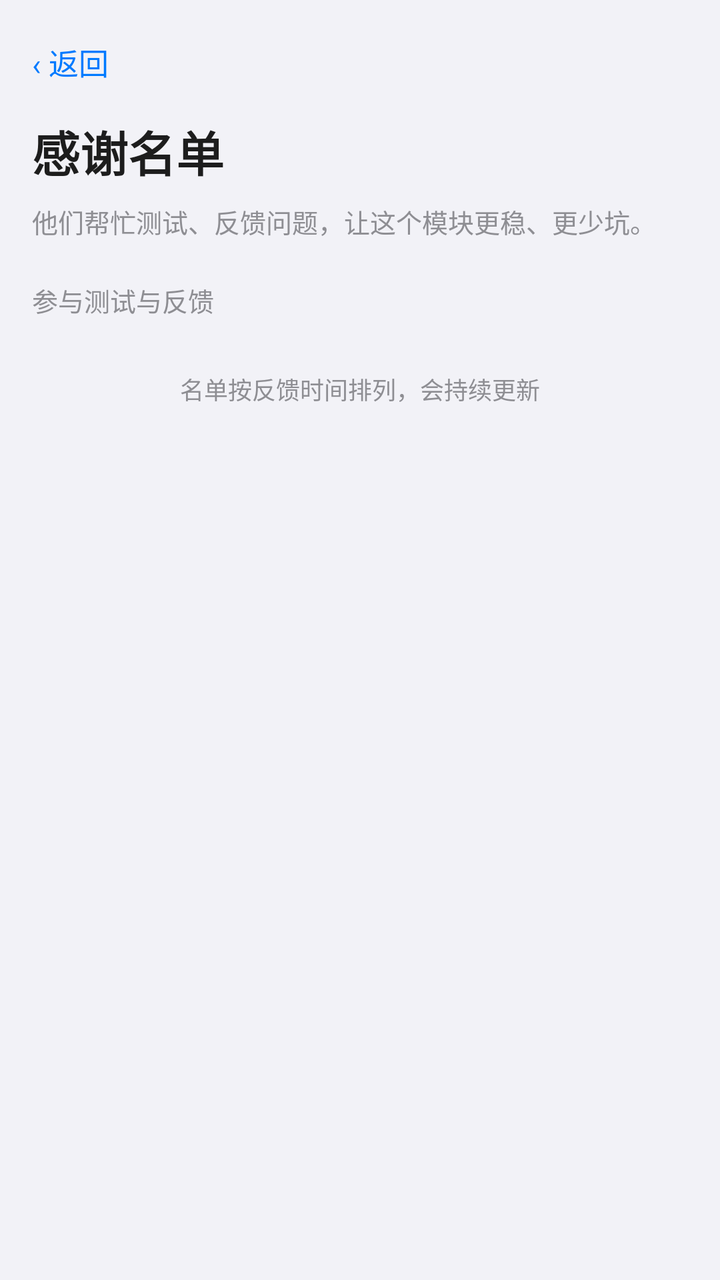
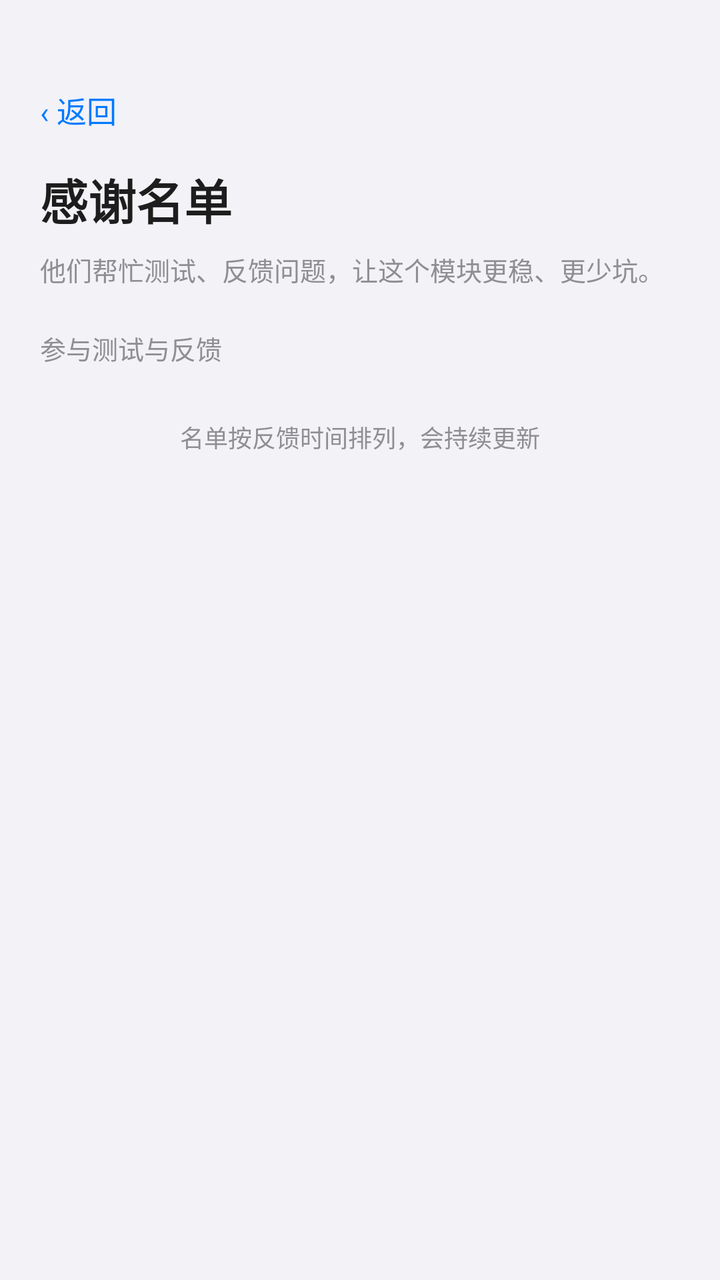

Two renders of the same Android screen: before a commit and after it. Below are the layout's source before the change and the commit's diff.
<!-- AndroidManifest.xml: application theme Theme.Safewalk -->
<!-- res/layout/activity_thanks.xml -->
<?xml version="1.0" encoding="utf-8"?>
<ScrollView xmlns:android="http://schemas.android.com/apk/res/android"
    android:layout_width="match_parent"
    android:layout_height="match_parent"
    android:background="@color/bg"
    android:fillViewport="true"
    android:fitsSystemWindows="true"
    android:padding="16dp"
    android:paddingTop="40dp">

    <LinearLayout
        android:layout_width="match_parent"
        android:layout_height="wrap_content"
        android:orientation="vertical"
        android:paddingBottom="40dp">

        <TextView
            android:id="@+id/btn_back"
            style="@style/BackLink"
            android:text="‹ 返回" />

        <TextView
            style="@style/PageTitle"
            android:layout_marginTop="12dp"
            android:text="感谢名单" />

        <TextView
            android:layout_width="match_parent"
            android:layout_height="wrap_content"
            android:layout_marginTop="8dp"
            android:lineSpacingExtra="4dp"
            android:text="他们帮忙测试、反馈问题，让这个模块更稳、更少坑。"
            android:textColor="@color/text_hint"
            android:textSize="13sp" />

        <TextView
            style="@style/SectionLabel"
            android:text="参与测试与反馈" />

        <LinearLayout
            android:id="@+id/container_thanks"
            style="@style/CardStyle"
            android:layout_marginTop="0dp" />

        <TextView
            android:layout_width="match_parent"
            android:layout_height="wrap_content"
            android:layout_marginTop="18dp"
            android:gravity="center"
            android:text="名单按反馈时间排列，会持续更新"
            android:textColor="@color/text_hint"
            android:textSize="12sp" />

    </LinearLayout>

</ScrollView>
<!-- resources referenced by this layout -->
<resources>
  <color name="bg">#F2F2F7</color>
  <color name="text_hint">#8E8E93</color>
  <style name="BackLink">
          <item name="android:layout_width">wrap_content</item>
          <item name="android:layout_height">wrap_content</item>
          <item name="android:background">?android:attr/selectableItemBackground</item>
          <item name="android:paddingTop">4dp</item>
          <item name="android:paddingBottom">4dp</item>
          <item name="android:paddingRight">12dp</item>
          <item name="android:textColor">@color/primary</item>
          <item name="android:textSize">15sp</item>
      </style>
  <style name="CardStyle">
          <item name="android:layout_width">match_parent</item>
          <item name="android:layout_height">wrap_content</item>
          <item name="android:layout_marginTop">16dp</item>
          <item name="android:orientation">vertical</item>
          <item name="android:background">@color/card_bg</item>
      </style>
  <style name="PageTitle">
          <item name="android:layout_width">wrap_content</item>
          <item name="android:layout_height">wrap_content</item>
          <item name="android:textColor">@color/text_primary</item>
          <item name="android:textSize">24sp</item>
          <item name="android:textStyle">bold</item>
      </style>
  <style name="SectionLabel">
          <item name="android:layout_width">match_parent</item>
          <item name="android:layout_height">wrap_content</item>
          <item name="android:layout_marginTop">20dp</item>
          <item name="android:layout_marginBottom">8dp</item>
          <item name="android:textColor">@color/text_hint</item>
          <item name="android:textSize">13sp</item>
      </style>
  <style name="Theme.Safewalk" parent="Theme.MaterialComponents.DayNight.NoActionBar">
          <item name="android:windowBackground">@color/bg</item>
          <item name="android:statusBarColor">@android:color/transparent</item>
          
          <item name="android:windowLightStatusBar">@bool/light_statusbar</item>
          <item name="android:navigationBarColor">@color/bg</item>
          <item name="android:windowLightNavigationBar">@bool/light_statusbar</item>
  
          
          <item name="android:forceDarkAllowed">false</item>
  
          
          <item name="colorPrimary">@color/primary</item>
          <item name="colorAccent">@color/primary</item>
          <item name="colorControlActivated">@color/primary</item>
          <item name="colorControlNormal">@color/text_hint</item>
  
          <item name="android:colorBackground">@color/bg</item>
          <item name="android:textColorPrimary">@color/text_primary</item>
          <item name="android:textColorSecondary">@color/text_hint</item>
          <item name="android:textColorHint">@color/text_hint</item>
      </style>
  <color name="primary">#007AFF</color>
  <color name="card_bg">#FFFFFF</color>
  <color name="text_primary">#1D1D1D</color>
</resources>

<!-- the commit's change to res/layout/activity_thanks.xml (unified diff, before → after) -->
@@ -5,13 +5,14 @@
     android:background="@color/bg"
     android:fillViewport="true"
     android:fitsSystemWindows="true"
-    android:padding="16dp"
     android:paddingTop="40dp">
 
     <LinearLayout
         android:layout_width="match_parent"
         android:layout_height="wrap_content"
         android:orientation="vertical"
+        android:paddingStart="20dp"
+        android:paddingEnd="20dp"
         android:paddingBottom="40dp">
 
         <TextView
